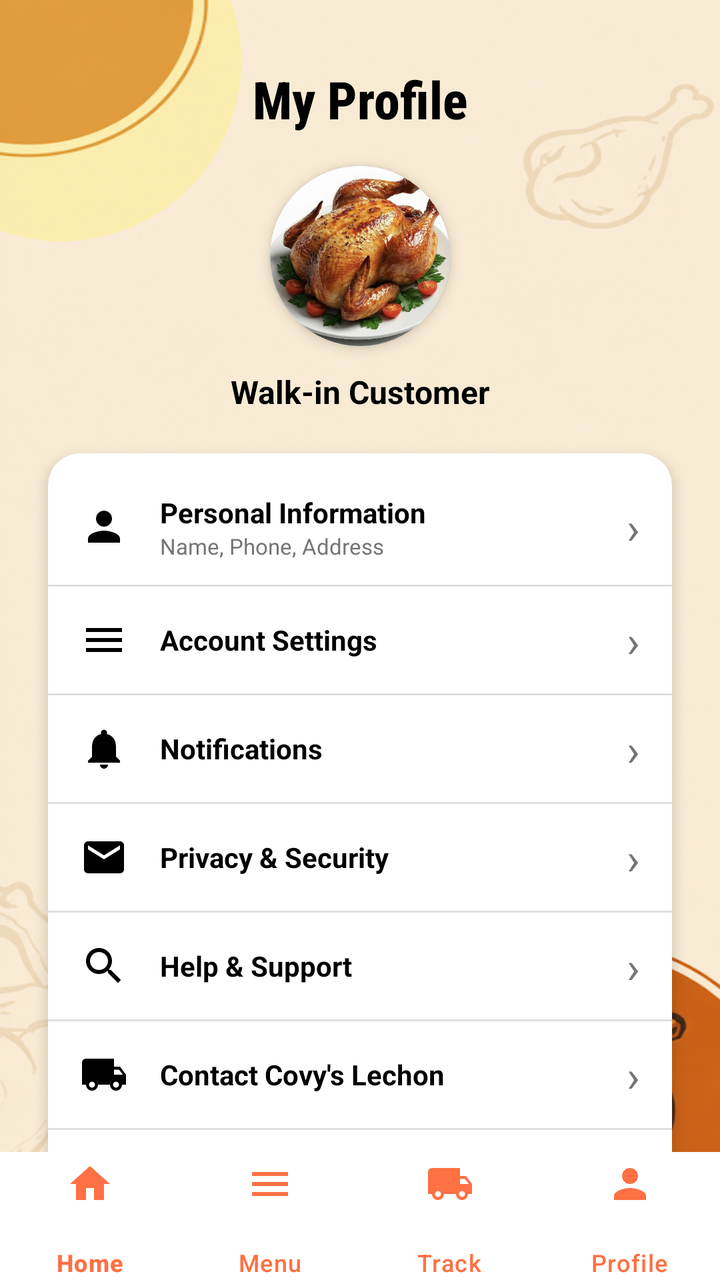
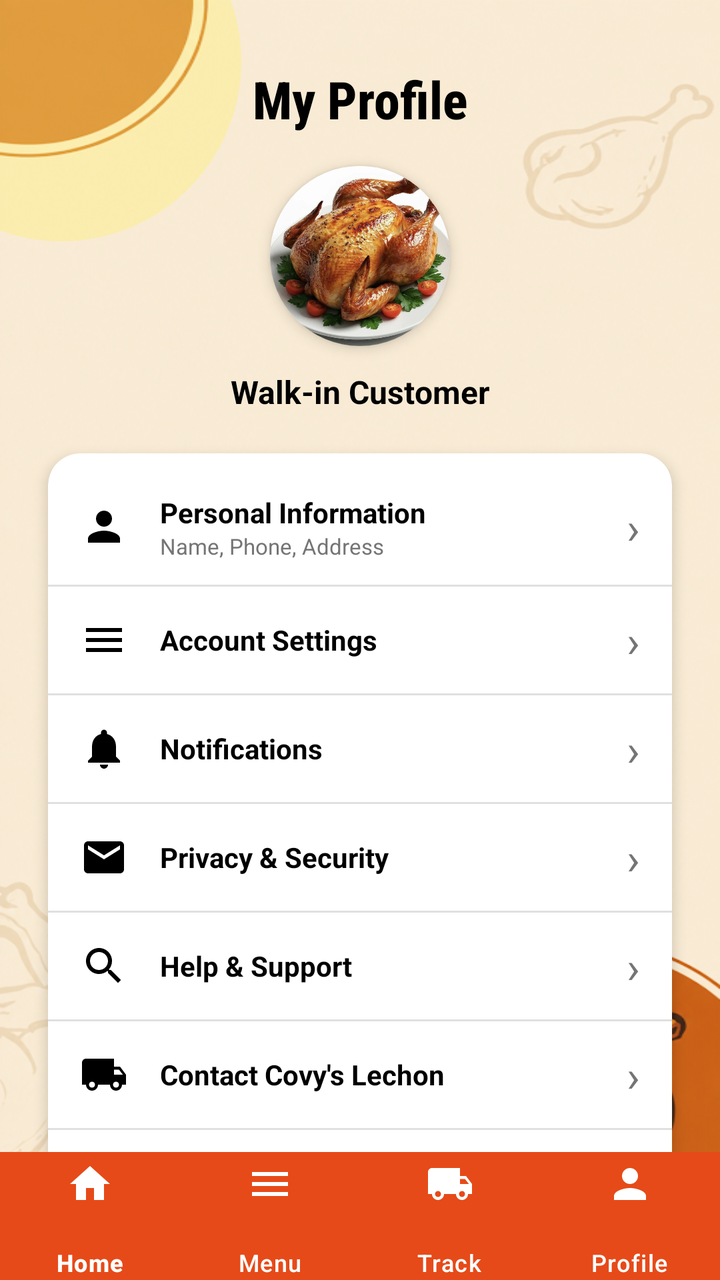

An Android layout rendered at two revisions. The XML below is the earlier revision; the diff shows what the commit changed to produce the second picture.
<!-- AndroidManifest.xml: application theme Theme.CoyvSplashScreen -->
<!-- res/layout/profile.xml -->
<?xml version="1.0" encoding="utf-8"?>
<androidx.constraintlayout.widget.ConstraintLayout xmlns:android="http://schemas.android.com/apk/res/android"
    xmlns:app="http://schemas.android.com/apk/res-auto"
    xmlns:tools="http://schemas.android.com/tools"
    android:id="@+id/main"
    android:layout_width="match_parent"
    android:layout_height="match_parent"
    android:background="@drawable/signinbackgoundimage"
    tools:context=".ProfileActivity">

    
    <View
        android:id="@+id/view_decoration_top"
        android:layout_width="180dp"
        android:layout_height="180dp"
        android:layout_marginStart="-60dp"
        android:layout_marginTop="-60dp"
        android:alpha="0.4"
        android:background="@drawable/bg_circle_decoration"
        app:layout_constraintStart_toStartOf="parent"
        app:layout_constraintTop_toTopOf="parent" />

    <androidx.core.widget.NestedScrollView
        android:layout_width="match_parent"
        android:layout_height="0dp"
        android:fillViewport="true"
        app:layout_constraintBottom_toTopOf="@+id/bottom_navigation"
        app:layout_constraintTop_toTopOf="parent">

        <androidx.constraintlayout.widget.ConstraintLayout
            android:layout_width="match_parent"
            android:layout_height="wrap_content"
            android:paddingBottom="24dp">

            
            <TextView
                android:id="@+id/tv_my_profile"
                android:layout_width="wrap_content"
                android:layout_height="wrap_content"
                android:layout_marginTop="32dp"
                android:fontFamily="sans-serif-condensed-medium"
                android:text="My Profile"
                android:textColor="@color/black"
                android:textSize="26sp"
                android:textStyle="bold"
                app:layout_constraintEnd_toEndOf="parent"
                app:layout_constraintStart_toStartOf="parent"
                app:layout_constraintTop_toTopOf="parent" />

            
            <androidx.cardview.widget.CardView
                android:id="@+id/cv_avatar"
                android:layout_width="90dp"
                android:layout_height="90dp"
                android:layout_marginTop="16dp"
                app:cardCornerRadius="45dp"
                app:cardElevation="4dp"
                app:layout_constraintEnd_toEndOf="parent"
                app:layout_constraintStart_toStartOf="parent"
                app:layout_constraintTop_toBottomOf="@+id/tv_my_profile">

                <ImageView
                    android:id="@+id/iv_avatar"
                    android:layout_width="match_parent"
                    android:layout_height="match_parent"
                    android:contentDescription="Profile Picture"
                    android:scaleType="centerCrop"
                    android:src="@drawable/f423b4974f4dd7924f11f1bad41bf1b4" />
            </androidx.cardview.widget.CardView>

            
            <TextView
                android:id="@+id/tv_customer_name"
                android:layout_width="wrap_content"
                android:layout_height="wrap_content"
                android:layout_marginTop="12dp"
                android:text="Walk-in Customer"
                android:textColor="@color/black"
                android:textSize="16sp"
                android:textStyle="bold"
                app:layout_constraintEnd_toEndOf="parent"
                app:layout_constraintStart_toStartOf="parent"
                app:layout_constraintTop_toBottomOf="@+id/cv_avatar" />

            
            <androidx.cardview.widget.CardView
                android:id="@+id/cv_options"
                android:layout_width="0dp"
                android:layout_height="wrap_content"
                android:layout_marginStart="24dp"
                android:layout_marginTop="20dp"
                android:layout_marginEnd="24dp"
                app:cardCornerRadius="16dp"
                app:cardElevation="4dp"
                app:layout_constraintEnd_toEndOf="parent"
                app:layout_constraintStart_toStartOf="parent"
                app:layout_constraintTop_toBottomOf="@+id/tv_customer_name">

                <LinearLayout
                    android:layout_width="match_parent"
                    android:layout_height="wrap_content"
                    android:orientation="vertical"
                    android:paddingVertical="8dp">

                    
                    <LinearLayout
                        android:id="@+id/layout_personal_info"
                        android:layout_width="match_parent"
                        android:layout_height="wrap_content"
                        android:background="?attr/selectableItemBackground"
                        android:gravity="center_vertical"
                        android:orientation="horizontal"
                        android:paddingHorizontal="16dp"
                        android:paddingVertical="12dp">

                        <ImageView
                            android:layout_width="24dp"
                            android:layout_height="24dp"
                            android:contentDescription="Personal Info"
                            android:src="@drawable/ic_profile"
                            app:tint="@color/black" />

                        <LinearLayout
                            android:layout_width="0dp"
                            android:layout_height="wrap_content"
                            android:layout_weight="1"
                            android:layout_marginStart="16dp"
                            android:orientation="vertical">

                            <TextView
                                android:layout_width="wrap_content"
                                android:layout_height="wrap_content"
                                android:text="Personal Information"
                                android:textColor="@color/black"
                                android:textSize="14sp"
                                android:textStyle="bold" />

                            <TextView
                                android:layout_width="wrap_content"
                                android:layout_height="wrap_content"
                                android:text="Name, Phone, Address"
                                android:textColor="@color/text_grey"
                                android:textSize="11sp" />
                        </LinearLayout>

                        <TextView
                            android:layout_width="wrap_content"
                            android:layout_height="wrap_content"
                            android:text="›"
                            android:textColor="@color/text_grey"
                            android:textSize="22sp" />
                    </LinearLayout>

                    
                    <View
                        android:layout_width="match_parent"
                        android:layout_height="1dp"
                        android:background="#E0E0E0" />

                    
                    <LinearLayout
                        android:id="@+id/layout_account_settings"
                        android:layout_width="match_parent"
                        android:layout_height="wrap_content"
                        android:background="?attr/selectableItemBackground"
                        android:gravity="center_vertical"
                        android:orientation="horizontal"
                        android:paddingHorizontal="16dp"
                        android:paddingVertical="12dp">

                        <ImageView
                            android:layout_width="24dp"
                            android:layout_height="24dp"
                            android:contentDescription="Settings"
                            android:src="@drawable/ic_menu"
                            app:tint="@color/black" />

                        <TextView
                            android:layout_width="0dp"
                            android:layout_height="wrap_content"
                            android:layout_weight="1"
                            android:layout_marginStart="16dp"
                            android:text="Account Settings"
                            android:textColor="@color/black"
                            android:textSize="14sp"
                            android:textStyle="bold" />

                        <TextView
                            android:layout_width="wrap_content"
                            android:layout_height="wrap_content"
                            android:text="›"
                            android:textColor="@color/text_grey"
                            android:textSize="22sp" />
                    </LinearLayout>

                    <View
                        android:layout_width="match_parent"
                        android:layout_height="1dp"
                        android:background="#E0E0E0" />

                    
                    <LinearLayout
                        android:id="@+id/layout_notifications"
                        android:layout_width="match_parent"
                        android:layout_height="wrap_content"
                        android:background="?attr/selectableItemBackground"
                        android:gravity="center_vertical"
                        android:orientation="horizontal"
                        android:paddingHorizontal="16dp"
                        android:paddingVertical="12dp">

                        <ImageView
                            android:layout_width="24dp"
                            android:layout_height="24dp"
                            android:contentDescription="Notifications"
                            android:src="@drawable/ic_notifications"
                            app:tint="@color/black" />

                        <TextView
                            android:layout_width="0dp"
                            android:layout_height="wrap_content"
                            android:layout_weight="1"
                            android:layout_marginStart="16dp"
                            android:text="Notifications"
                            android:textColor="@color/black"
                            android:textSize="14sp"
                            android:textStyle="bold" />

                        <TextView
                            android:layout_width="wrap_content"
                            android:layout_height="wrap_content"
                            android:text="›"
                            android:textColor="@color/text_grey"
                            android:textSize="22sp" />
                    </LinearLayout>

                    <View
                        android:layout_width="match_parent"
                        android:layout_height="1dp"
                        android:background="#E0E0E0" />

                    
                    <LinearLayout
                        android:id="@+id/layout_privacy"
                        android:layout_width="match_parent"
                        android:layout_height="wrap_content"
                        android:background="?attr/selectableItemBackground"
                        android:gravity="center_vertical"
                        android:orientation="horizontal"
                        android:paddingHorizontal="16dp"
                        android:paddingVertical="12dp">

                        <ImageView
                            android:layout_width="24dp"
                            android:layout_height="24dp"
                            android:contentDescription="Privacy"
                            android:src="@drawable/baseline_mail_24"
                            app:tint="@color/black" />

                        <TextView
                            android:layout_width="0dp"
                            android:layout_height="wrap_content"
                            android:layout_weight="1"
                            android:layout_marginStart="16dp"
                            android:text="Privacy &amp; Security"
                            android:textColor="@color/black"
                            android:textSize="14sp"
                            android:textStyle="bold" />

                        <TextView
                            android:layout_width="wrap_content"
                            android:layout_height="wrap_content"
                            android:text="›"
                            android:textColor="@color/text_grey"
                            android:textSize="22sp" />
                    </LinearLayout>

                    <View
                        android:layout_width="match_parent"
                        android:layout_height="1dp"
                        android:background="#E0E0E0" />

                    
                    <LinearLayout
                        android:id="@+id/layout_help"
                        android:layout_width="match_parent"
                        android:layout_height="wrap_content"
                        android:background="?attr/selectableItemBackground"
                        android:gravity="center_vertical"
                        android:orientation="horizontal"
                        android:paddingHorizontal="16dp"
                        android:paddingVertical="12dp">

                        <ImageView
                            android:layout_width="24dp"
                            android:layout_height="24dp"
                            android:contentDescription="Help"
                            android:src="@drawable/ic_search"
                            app:tint="@color/black" />

                        <TextView
                            android:layout_width="0dp"
                            android:layout_height="wrap_content"
                            android:layout_weight="1"
                            android:layout_marginStart="16dp"
                            android:text="Help &amp; Support"
                            android:textColor="@color/black"
                            android:textSize="14sp"
                            android:textStyle="bold" />

                        <TextView
                            android:layout_width="wrap_content"
                            android:layout_height="wrap_content"
                            android:text="›"
                            android:textColor="@color/text_grey"
                            android:textSize="22sp" />
                    </LinearLayout>

                    <View
                        android:layout_width="match_parent"
                        android:layout_height="1dp"
                        android:background="#E0E0E0" />

                    
                    <LinearLayout
                        android:id="@+id/layout_contact"
                        android:layout_width="match_parent"
                        android:layout_height="wrap_content"
                        android:background="?attr/selectableItemBackground"
                        android:gravity="center_vertical"
                        android:orientation="horizontal"
                        android:paddingHorizontal="16dp"
                        android:paddingVertical="12dp">

                        <ImageView
                            android:layout_width="24dp"
                            android:layout_height="24dp"
                            android:contentDescription="Contact"
                            android:src="@drawable/ic_track"
                            app:tint="@color/black" />

                        <TextView
                            android:layout_width="0dp"
                            android:layout_height="wrap_content"
                            android:layout_weight="1"
                            android:layout_marginStart="16dp"
                            android:text="Contact Covy\'s Lechon"
                            android:textColor="@color/black"
                            android:textSize="14sp"
                            android:textStyle="bold" />

                        <TextView
                            android:layout_width="wrap_content"
                            android:layout_height="wrap_content"
                            android:text="›"
                            android:textColor="@color/text_grey"
                            android:textSize="22sp" />
                    </LinearLayout>

                    <View
                        android:layout_width="match_parent"
                        android:layout_height="1dp"
                        android:background="#E0E0E0" />

                    
                    <LinearLayout
                        android:id="@+id/layout_about"
                        android:layout_width="match_parent"
                        android:layout_height="wrap_content"
                        android:background="?attr/selectableItemBackground"
                        android:gravity="center_vertical"
                        android:orientation="horizontal"
                        android:paddingHorizontal="16dp"
                        android:paddingVertical="12dp">

                        <ImageView
                            android:layout_width="24dp"
                            android:layout_height="24dp"
                            android:contentDescription="About Us"
                            android:src="@drawable/ic_home"
                            app:tint="@color/black" />

                        <TextView
                            android:layout_width="0dp"
                            android:layout_height="wrap_content"
                            android:layout_weight="1"
                            android:layout_marginStart="16dp"
                            android:text="About Us"
                            android:textColor="@color/black"
                            android:textSize="14sp"
                            android:textStyle="bold" />

                        <TextView
                            android:layout_width="wrap_content"
                            android:layout_height="wrap_content"
                            android:text="›"
                            android:textColor="@color/text_grey"
                            android:textSize="22sp" />
                    </LinearLayout>

                </LinearLayout>
            </androidx.cardview.widget.CardView>

            
            <Button
                android:id="@+id/btn_logout"
                android:layout_width="0dp"
                android:layout_height="50dp"
                android:layout_marginStart="24dp"
                android:layout_marginTop="20dp"
                android:layout_marginEnd="24dp"
                android:background="#FFE0B2"
                android:text="Log Out"
                android:textColor="@color/orange_dark"
                android:textSize="16sp"
                android:textStyle="bold"
                app:cornerRadius="12dp"
                app:layout_constraintEnd_toEndOf="parent"
                app:layout_constraintStart_toStartOf="parent"
                app:layout_constraintTop_toBottomOf="@+id/cv_options" />

        </androidx.constraintlayout.widget.ConstraintLayout>
    </androidx.core.widget.NestedScrollView>

    <com.google.android.material.bottomnavigation.BottomNavigationView
        android:id="@+id/bottom_navigation"
        android:layout_width="match_parent"
        android:layout_height="64dp"
        android:background="@color/white"
        app:itemIconTint="@color/orange_primary"
        app:itemTextColor="@color/orange_primary"
        app:labelVisibilityMode="labeled"
        app:itemIconSize="24dp"
        app:itemPaddingTop="4dp"
        app:itemPaddingBottom="4dp"
        app:layout_constraintBottom_toBottomOf="parent"
        app:menu="@menu/bottom_nav_menu" />

</androidx.constraintlayout.widget.ConstraintLayout>
<!-- resources referenced by this layout -->
<resources>
  <color name="black">#FF000000</color>
  <color name="orange_dark">#E64A19</color>
  <color name="orange_primary">#FF7043</color>
  <color name="text_grey">#757575</color>
  <color name="white">#FFFFFFFF</color>
  <!-- drawable baseline_mail_24 (drawable) -->
  <vector xmlns:android="http://schemas.android.com/apk/res/android" android:height="24dp" android:tint="#000000" android:viewportHeight="24" android:viewportWidth="24" android:width="24dp">
      <path android:fillColor="@android:color/white" android:pathData="M20,4L4,4c-1.1,0 -1.99,0.9 -1.99,2L2,18c0,1.1 0.9,2 2,2h16c1.1,0 2,-0.9 2,-2L22,6c0,-1.1 -0.9,-2 -2,-2zM20,8l-8,5 -8,-5L4,6l8,5 8,-5v2z"/>
  </vector>
  <!-- drawable bg_circle_decoration (drawable) -->
  <shape xmlns:android="http://schemas.android.com/apk/res/android"
      android:shape="oval">
      <solid android:color="#FFF176" />
  </shape>
  <!-- drawable ic_home (drawable) -->
  <vector xmlns:android="http://schemas.android.com/apk/res/android"
      android:width="24dp"
      android:height="24dp"
      android:viewportWidth="24"
      android:viewportHeight="24">
      <path
          android:fillColor="#000000"
          android:pathData="M10,20v-6h4v6h5v-8h3L12,3 2,12h3v8z" />
  </vector>
  <!-- drawable ic_menu (drawable) -->
  <vector xmlns:android="http://schemas.android.com/apk/res/android"
      android:width="24dp"
      android:height="24dp"
      android:viewportWidth="24"
      android:viewportHeight="24">
      <path
          android:fillColor="#000000"
          android:pathData="M3,18h18v-2H3V18z M3,13h18v-2H3V13z M3,6v2h18V6H3z" />
  </vector>
  <!-- drawable ic_notifications (drawable) -->
  <vector xmlns:android="http://schemas.android.com/apk/res/android"
      android:width="24dp"
      android:height="24dp"
      android:viewportWidth="24"
      android:viewportHeight="24">
      <path
          android:fillColor="#000000"
          android:pathData="M12,22c1.1,0 2,-0.9 2,-2h-4c0,1.1 0.89,2 2,2zm6,-6v-5c0,-3.07 -1.64,-5.64 -4.5,-6.32V4c0,-0.83 -0.67,-1.5 -1.5,-1.5s-1.5,0.67 -1.5,1.5v0.68C7.63,5.36 6,7.92 6,11v5l-2,2v1h16v-1l-2,-2z" />
  </vector>
  <!-- drawable ic_profile (drawable) -->
  <vector xmlns:android="http://schemas.android.com/apk/res/android"
      android:width="24dp"
      android:height="24dp"
      android:viewportWidth="24"
      android:viewportHeight="24">
      <path
          android:fillColor="#000000"
          android:pathData="M12,12c2.21,0 4,-1.79 4,-4s-1.79,-4 -4,-4 -4,1.79 -4,4 1.79,4 4,4zm0,2c-2.67,0 -8,1.34 -8,4v2h16v-2c0,-2.66 -5.33,-4 -8,-4z" />
  </vector>
  <!-- drawable ic_search (drawable) -->
  <vector xmlns:android="http://schemas.android.com/apk/res/android"
      android:width="24dp"
      android:height="24dp"
      android:viewportWidth="24"
      android:viewportHeight="24">
      <path
          android:fillColor="#000000"
          android:pathData="M15.5,14h-0.79l-0.28,-0.27C15.41,12.59 16,11.11 16,9.5 16,5.91 13.09,3 9.5,3S3,5.91 3,9.5 5.91,16 9.5,16c1.61,0 3.09,-0.59 4.23,-1.57l0.27,0.28v0.79l5,4.99L20.49,19l-4.99,-5zm-6,0C7.01,14 5,11.99 5,9.5S7.01,5 9.5,5 14,7.01 14,9.5 11.99,14 9.5,14z" />
  </vector>
  <!-- drawable ic_track (drawable) -->
  <vector xmlns:android="http://schemas.android.com/apk/res/android"
      android:width="24dp"
      android:height="24dp"
      android:viewportWidth="24"
      android:viewportHeight="24">
      <path
          android:fillColor="#000000"
          android:pathData="M20,8h-3V4H3c-1.1,0 -2,0.9 -2,2v11h2c0,1.66 1.34,3 3,3s3,-1.34 3,-3h6c0,1.66 1.34,3 3,3s3,-1.34 3,-3h2v-5l-3,-4zM6,18.5c-0.83,0 -1.5,-0.67 -1.5,-1.5s0.67,-1.5 1.5,-1.5 1.5,0.67 1.5,1.5 -0.67,1.5 -1.5,1.5zm13.5,-9l1.96,2.5H17V9.5h2.5zm-1.5,9c-0.83,0 -1.5,-0.67 -1.5,-1.5s0.67,-1.5 1.5,-1.5 1.5,0.67 1.5,1.5 -0.67,1.5 -1.5,1.5z" />
  </vector>
  <!-- drawable signinbackgoundimage: png bitmap (drawable, 391030 bytes) -->
  <style name="Theme.CoyvSplashScreen" parent="Base.Theme.CoyvSplashScreen" />
  <style name="Base.Theme.CoyvSplashScreen" parent="Theme.Material3.DayNight.NoActionBar">
          
          
      </style>
  <!-- unchanged entries left out for length: 1 -->
</resources>

<!-- the commit's change to res/layout/profile.xml (unified diff, before → after) -->
@@ -426,9 +426,9 @@
         android:id="@+id/bottom_navigation"
         android:layout_width="match_parent"
         android:layout_height="64dp"
-        android:background="@color/white"
-        app:itemIconTint="@color/orange_primary"
-        app:itemTextColor="@color/orange_primary"
+        android:background="@color/orange_dark"
+        app:itemIconTint="@color/white"
+        app:itemTextColor="@color/white"
         app:labelVisibilityMode="labeled"
         app:itemIconSize="24dp"
         app:itemPaddingTop="4dp"
<!-- resource entries referenced after the edit -->
@@ -2,7 +2,6 @@
 <resources>
   <color name="black">#FF000000</color>
   <color name="orange_dark">#E64A19</color>
-  <color name="orange_primary">#FF7043</color>
   <color name="text_grey">#757575</color>
   <color name="white">#FFFFFFFF</color>
   <!-- drawable baseline_mail_24 (drawable) -->
